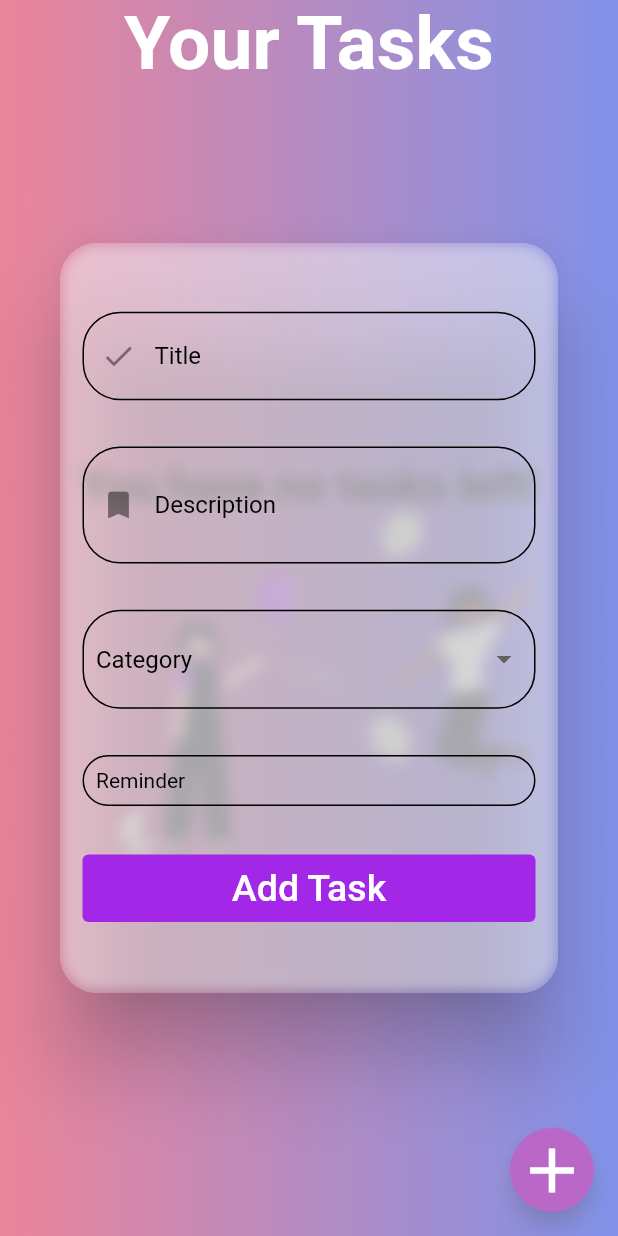
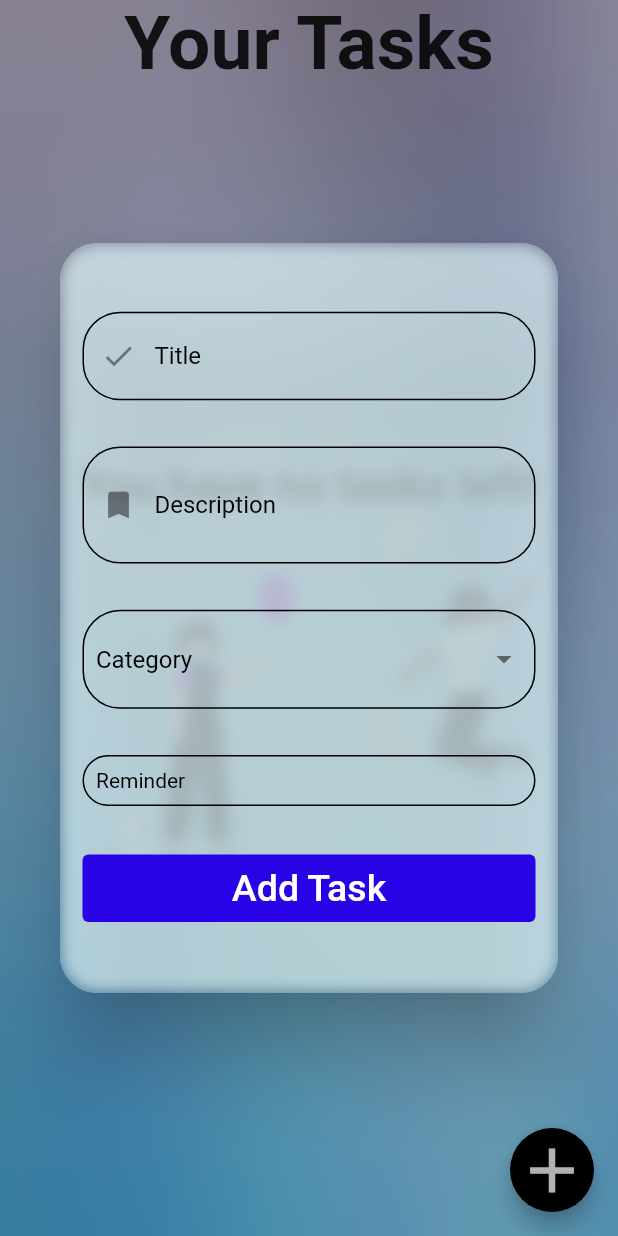
Before and after one commit to ddarshney/todo_app_flutter, a Flutter app: the screen it shows once a user with an empty profile is signed in, after a tap on the "add" icon, on a phone screen of 412 x 824 dp. Run offline on Flutter 3.47's test engine with Material 2 defaults, Android fonts, the phone set to English and light mode, and no system bars; our stand-ins replace cloud_firestore, firebase_auth, firebase_core, flutter_datetime_picker, flutter_local_notifications, flutter_svg and 2 more; accounts and stored records are empty; Roboto replaces fonts that are missing (Kanit).

Commit message:
:sparkles: changed UI and background of homepage

```diff
--- a/lib/pages/addTask.dart
+++ b/lib/pages/addTask.dart
@@ -26,7 +26,7 @@ class _AddTaskState extends State<AddTask> {
   @override
   Widget build(BuildContext context) {
     return Dialog(
-      backgroundColor: Colors.white.withOpacity(0.5),
+      backgroundColor: Colors.cyan[50].withOpacity(0.7),
       shape: RoundedRectangleBorder(borderRadius: BorderRadius.circular(25)),
       child: SingleChildScrollView(
         child: ClipRRect(
@@ -151,7 +151,7 @@ class _AddTaskState extends State<AddTask> {
                     ),
                     TextButton(
                       style: TextButton.styleFrom(
-                        backgroundColor: Color.fromRGBO(163, 39, 230, 1),
+                        backgroundColor: Color.fromRGBO(40, 3, 230, 1),
                       ),
                       onPressed: () async {
                         TodoTask newTodo = TodoTask(
--- a/lib/pages/homePage.dart
+++ b/lib/pages/homePage.dart
@@ -24,7 +24,7 @@ class HomePage extends StatelessWidget {
         decoration: BoxDecoration(
           image: DecorationImage(
               fit: BoxFit.fill,
-              image: AssetImage('assets/images/background3.png')),
+              image: AssetImage('assets/images/background.jpg')),
         ),
         child: BackdropFilter(
           filter: ImageFilter.blur(sigmaX: 5, sigmaY: 5),
@@ -34,7 +34,7 @@ class HomePage extends StatelessWidget {
               children: [
                 Expanded(
                     child: Container(
-                  color: Colors.grey[600].withOpacity(0.2),
+                  color: Colors.blue[400].withOpacity(0.2),
                   child: Padding(
                     padding: const EdgeInsets.symmetric(horizontal: 15.0),
                     child: Column(
@@ -44,7 +44,7 @@ class HomePage extends StatelessWidget {
                             'Your Tasks',
                             style: GoogleFonts.kanit(
                                 textStyle: TextStyle(
-                                    color: Colors.white,
+                                    color: Colors.blue[2000],
                                     fontSize: 50,
                                     fontWeight: FontWeight.bold)),
                           ),
@@ -106,11 +106,11 @@ class HomePage extends StatelessWidget {
           Icons.add,
           size: 50,
         ),
-        backgroundColor: Colors.purple,
+        backgroundColor: Colors.black,
         onPressed: () async {
           showDialog(
               context: context,
-              barrierColor: Colors.white.withOpacity(0.3),
+              barrierColor: Colors.black.withOpacity(0.3),
               builder: (context) {
                 return AddTask(
                   myDB: myDB,
--- a/lib/widgets/taskTile.dart
+++ b/lib/widgets/taskTile.dart
@@ -92,12 +92,12 @@ class TaskTile extends StatelessWidget {
 
 Color getColor(String category) {
   if (category == 'Personal') {
-    return Colors.blue;
+    return Colors.red[400];
   }
   if (category == 'Work') {
-    return Colors.purple;
+    return Colors.purple[400];
   }
-  return Colors.orange;
+  return Colors.blue[700];
 }
 
 Container getIconBox(String category) {
```
Also changed, not shown: assets/images/123.jpg (added).
